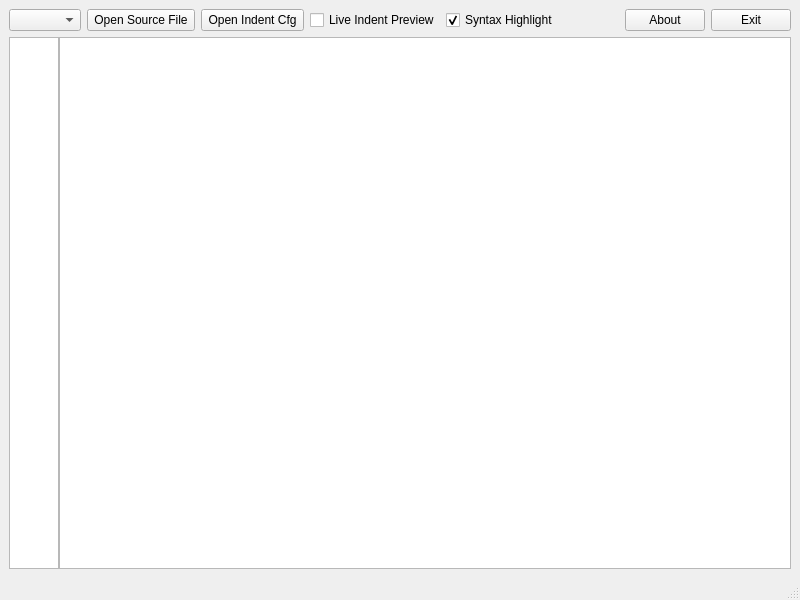
Above: src/indentgui.ui from yuhaoth/univsalindent before the change. Below: the same form after it.
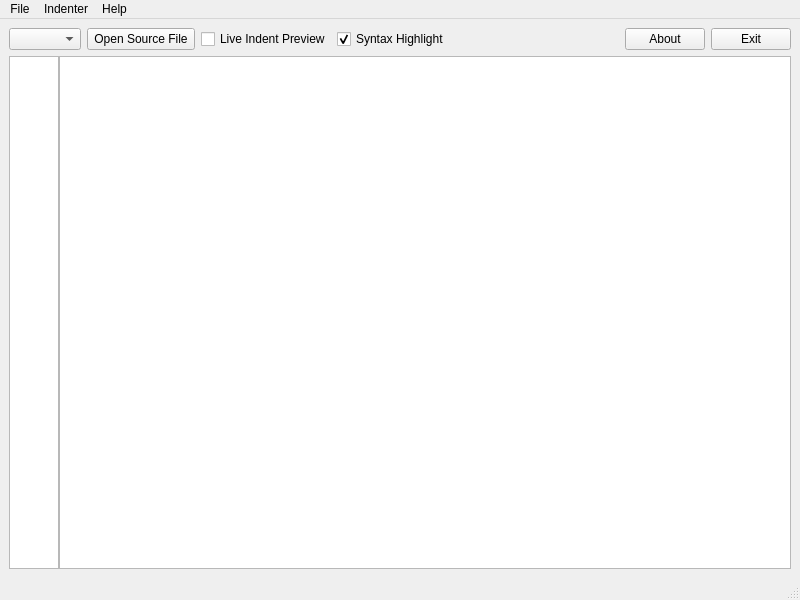
That is the form after the change. Icons and pictures are not drawn.

Commit message: Added a menu bar and some new icons (not yet all menu items are functional implemented). Removed button for loading indenter config file (this action can now be via the menu).

What changed in the file:
```diff
--- a/src/indentgui.ui
+++ b/src/indentgui.ui
@@ -50,20 +50,7 @@
          <string> Open Source File </string>
         </property>
         <property name="icon" >
-         <iconset resource="../resources/Icons.qrc" >:/new/prefix1/icon3.png</iconset>
-        </property>
-       </widget>
-      </item>
-      <item>
-       <widget class="QPushButton" name="pbLoadIndentCfg" >
-        <property name="enabled" >
-         <bool>true</bool>
-        </property>
-        <property name="toolTip" >
-         <string>&lt;html>&lt;head>&lt;meta name="qrichtext" content="1" />&lt;/head>&lt;body style=" white-space: pre-wrap; font-family:MS Shell Dlg; font-size:8.25pt; font-weight:400; font-style:normal; text-decoration:none;">&lt;p style=" margin-top:0px; margin-bottom:0px; margin-left:0px; margin-right:0px; -qt-block-indent:0; text-indent:0px; font-size:8pt;">Loads the configuration file for an indent tool.&lt;/p>&lt;/body>&lt;/html></string>
-        </property>
-        <property name="text" >
-         <string> Open Indent Cfg </string>
+         <iconset resource="../resources/Icons.qrc" >:/mainWindow/document-open.png</iconset>
         </property>
        </widget>
       </item>
@@ -198,15 +185,42 @@
     </item>
    </layout>
   </widget>
-  <widget class="QStatusBar" name="statusbar" >
+  <widget class="QStatusBar" name="statusbar" />
+  <widget class="QMenuBar" name="menuBar" >
    <property name="geometry" >
     <rect>
      <x>0</x>
-     <y>581</y>
+     <y>0</y>
      <width>800</width>
-     <height>19</height>
+     <height>21</height>
     </rect>
    </property>
+   <widget class="QMenu" name="menuFile" >
+    <property name="title" >
+     <string>File</string>
+    </property>
+    <addaction name="actionOpen_Source_File" />
+    <addaction name="actionSave_Source_File" />
+    <addaction name="actionSave_Source_File_As" />
+    <addaction name="actionExit" />
+   </widget>
+   <widget class="QMenu" name="menuIndenter" >
+    <property name="title" >
+     <string>Indenter</string>
+    </property>
+    <addaction name="actionSelect_Indenter" />
+    <addaction name="actionLoad_Indenter_Config_File" />
+    <addaction name="actionSave_Indenter_Config_File" />
+   </widget>
+   <widget class="QMenu" name="menuHelp" >
+    <property name="title" >
+     <string>Help</string>
+    </property>
+    <addaction name="actionAbout_UniversalIndentGUI" />
+   </widget>
+   <addaction name="menuFile" />
+   <addaction name="menuIndenter" />
+   <addaction name="menuHelp" />
   </widget>
  </widget>
  <pixmapfunction></pixmapfunction>
```
Left out of the diff: 82 changed lines with no effect on the pictures. The commit also changes 12 other files.
